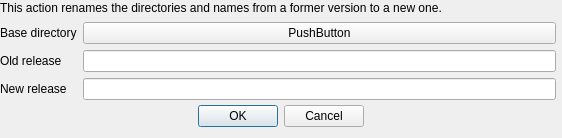
Above: mageiasync/mageiaSyncDBrename.ui from papoteur-mga/mageiaSync before the change. Below: the same form after it.
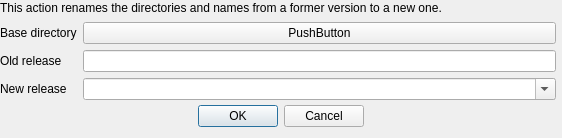
That is the form after the change.

Patch:
```diff
--- a/mageiasync/mageiaSyncDBrename.ui
+++ b/mageiasync/mageiaSyncDBrename.ui
@@ -62,9 +62,6 @@
       </property>
      </widget>
     </item>
-    <item row="3" column="1">
-     <widget class="QLineEdit" name="newRelease"/>
-    </item>
     <item row="0" column="0" colspan="2">
      <widget class="QLabel" name="label_3">
       <property name="locale">
@@ -95,6 +92,16 @@
       </property>
      </widget>
     </item>
+    <item row="3" column="1">
+     <widget class="QComboBox" name="newRelease">
+      <property name="locale">
+       <locale language="English" country="UnitedStates"/>
+      </property>
+      <property name="editable">
+       <bool>true</bool>
+      </property>
+     </widget>
+    </item>
    </layout>
   </widget>
  </widget>
```
